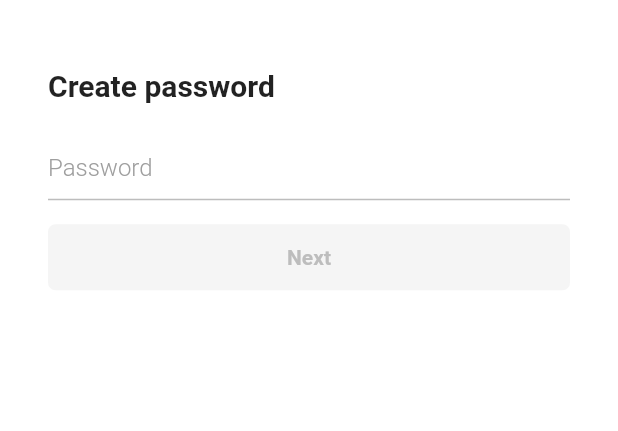
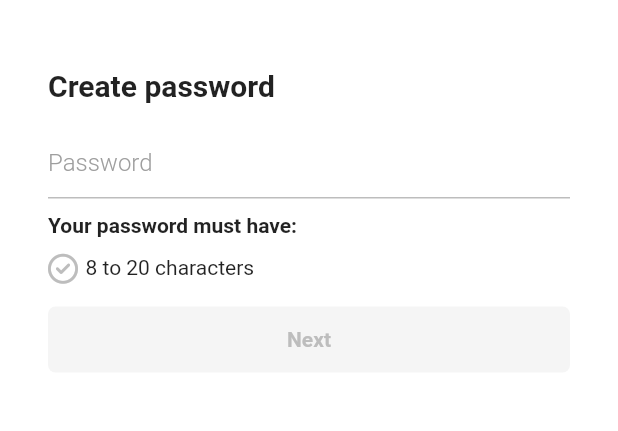
Before and after one commit to Rowdife/tiktok_clone, a Flutter app: the PasswordScreen screen opened directly, on a phone screen of 412 x 824 dp, the part 58-489 px from its top. Run offline on Flutter 3.47's test engine with Material 2 defaults, Android fonts, the phone set to English and light mode, and no system bars; our stand-ins replace font_awesome_flutter.

```diff
--- a/lib/features/authentication/password_screen.dart
+++ b/lib/features/authentication/password_screen.dart
@@ -2,6 +2,7 @@ import 'package:flutter/material.dart';
 import 'package:font_awesome_flutter/font_awesome_flutter.dart';
 import 'package:tiktok_clone/constants/gaps.dart';
 import 'package:tiktok_clone/constants/sizes.dart';
+import 'package:tiktok_clone/features/authentication/birthday_screen.dart';
 import 'package:tiktok_clone/features/authentication/widgets/form_button.dart';
 
 class PasswordScreen extends StatefulWidget {
@@ -15,6 +16,7 @@ class _PasswordScreenState extends State<PasswordScreen> {
   final TextEditingController _passwordController = TextEditingController();
 
   String _password = "";
+  bool _obscureText = true;
 
   @override
   void initState() {
@@ -32,14 +34,8 @@ class _PasswordScreenState extends State<PasswordScreen> {
     super.dispose();
   }
 
-  String? _isPasswordValid() {
-    if (_password.isEmpty) return null;
-    final regExp = RegExp(
-        r"^[a-zA-Z0-9.a-zA-Z0-9.!#$%&'*+-/=?^_`{|}~]+@[a-zA-Z0-9]+\.[a-zA-Z]+");
-    if (!regExp.hasMatch(_password)) {
-      return "Email Not valid";
-    }
-    return null;
+  bool _isPasswordValid() {
+    return _password.length >= 8 && _password.length <= 20;
   }
 
   void _onScaffoldTap() {
@@ -47,13 +43,22 @@ class _PasswordScreenState extends State<PasswordScreen> {
   }
 
   void _onSubmit() {
-    if (_password.isEmpty || _isPasswordValid() != null) return;
+    if (!_isPasswordValid()) return;
     Navigator.push(
       context,
       MaterialPageRoute(
-        builder: (context) => const PasswordScreen(),
+        builder: (context) => const BirthdayScreen(),
       ),
     );
+  }
+
+  void _onClearTap() {
+    _passwordController.clear();
+  }
+
+  void _toggleObscureText() {
+    _obscureText = !_obscureText;
+    setState(() {});
   }
 
   @override
@@ -86,19 +91,33 @@ class _PasswordScreenState extends State<PasswordScreen> {
                 controller: _passwordController,
                 autocorrect: false,
                 onEditingComplete: _onSubmit,
+                obscureText: _obscureText,
                 decoration: InputDecoration(
-                  suffix: const Row(
+                  suffix: Row(
                     mainAxisSize: MainAxisSize.min,
                     children: [
-                      FaIcon(
-                        FontAwesomeIcons.circleXmark,
+                      GestureDetector(
+                        onTap: _onClearTap,
+                        child: const FaIcon(
+                          FontAwesomeIcons.solidCircleXmark,
+                          color: Colors.black38,
+                          size: Sizes.size16 + Sizes.size2,
+                        ),
                       ),
-                      Gaps.h5,
-                      FaIcon(FontAwesomeIcons.eye),
+                      Gaps.h16,
+                      GestureDetector(
+                        onTap: _toggleObscureText,
+                        child: FaIcon(
+                          _obscureText
+                              ? FontAwesomeIcons.eye
+                              : FontAwesomeIcons.eyeSlash,
+                          color: Colors.black45,
+                          size: Sizes.size16 + Sizes.size2,
+                        ),
+                      ),
                     ],
                   ),
                   hintText: "Password",
-                  errorText: _isPasswordValid(),
                   hintStyle: TextStyle(
                     color: Colors.grey.shade500,
                     fontWeight: FontWeight.w300,
@@ -116,11 +135,32 @@ class _PasswordScreenState extends State<PasswordScreen> {
                 ),
                 cursorColor: Theme.of(context).primaryColor,
               ),
+              Gaps.v10,
+              const Text(
+                "Your password must have:",
+                style: TextStyle(
+                  fontWeight: FontWeight.bold,
+                ),
+              ),
+              Gaps.v10,
+              Row(
+                children: [
+                  FaIcon(
+                    FontAwesomeIcons.circleCheck,
+                    size: Sizes.size20,
+                    color: _isPasswordValid()
+                        ? Colors.green
+                        : Colors.grey.shade400,
+                  ),
+                  Gaps.h5,
+                  const Text("8 to 20 characters")
+                ],
+              ),
               Gaps.v16,
               GestureDetector(
                 onTap: _onSubmit,
                 child: FormButton(
-                  disabled: _password.isEmpty || _isPasswordValid() != null,
+                  disabled: !_isPasswordValid(),
                 ),
               )
             ],
```
Also changed, not shown: lib/features/authentication/birthday_screen.dart (added, +119 -0 lines), lib/features/authentication/login_form_screen.dart (added, +10 -0 lines), lib/features/onboarding/interest_screen.dart (added, +10 -0 lines).
